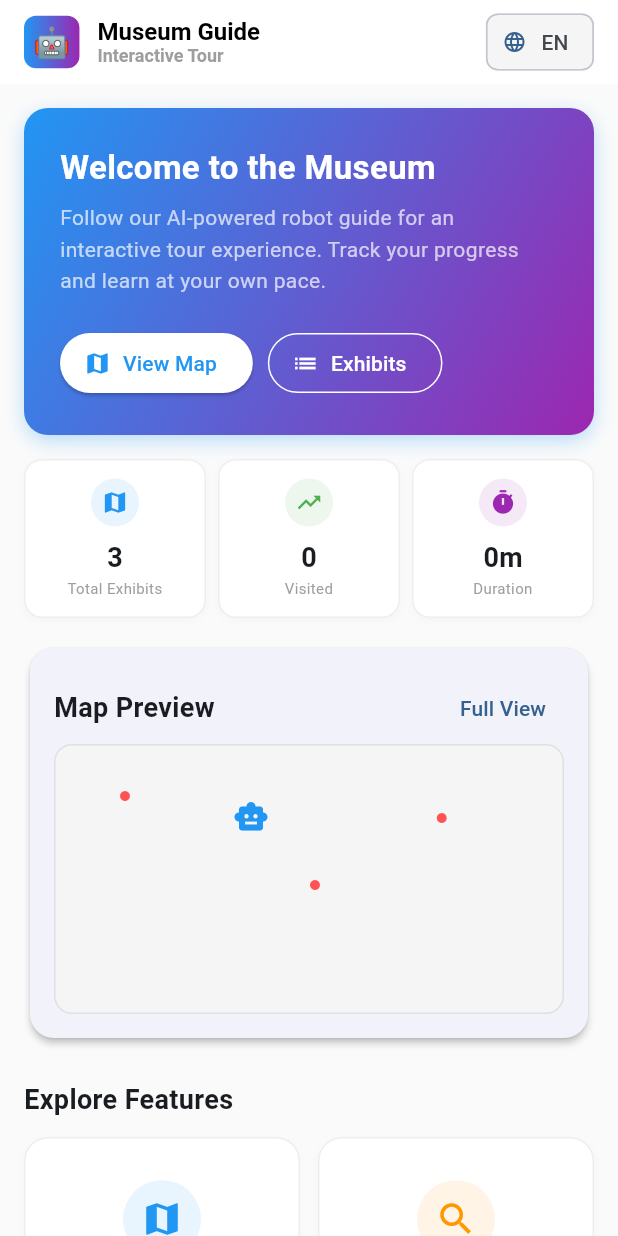
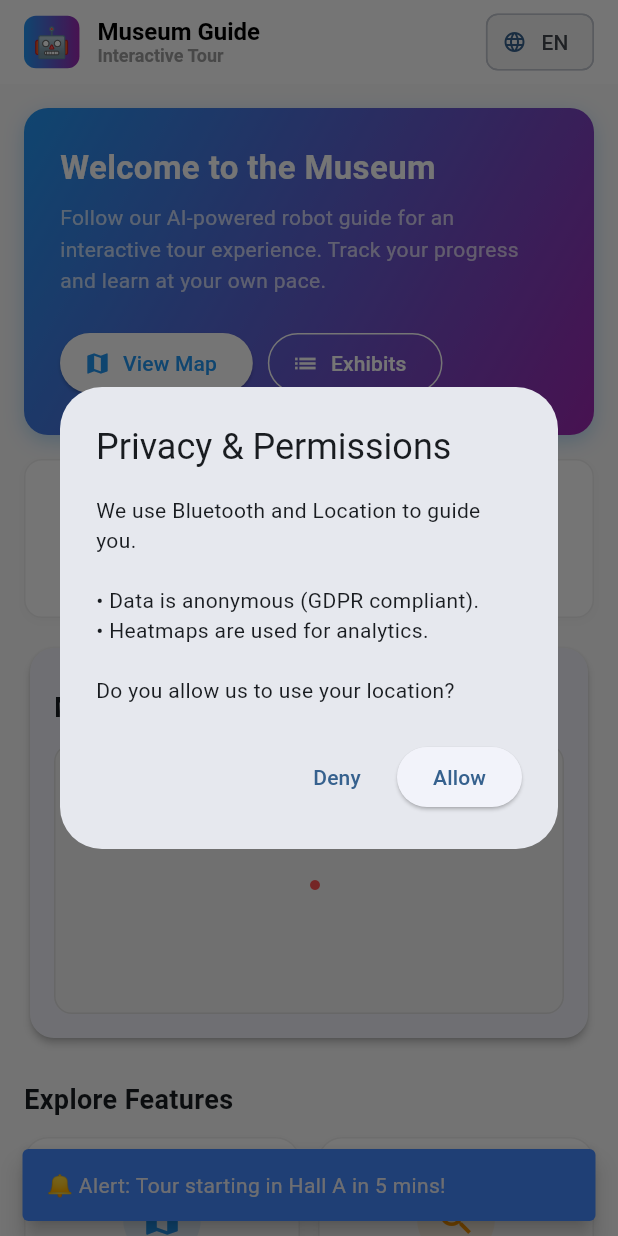
Before and after one commit to Farida-Waheed/museum_app, a Flutter app: the screen it shows after launch, on a phone screen of 412 x 824 dp. Run offline on Flutter 3.47's test engine with Material 3 defaults, Android fonts, the phone set to English and light mode, and no system bars; our stand-ins replace audioplayers.

Commit message:
final update today

```diff
--- a/lib/app/router.dart
+++ b/lib/app/router.dart
@@ -6,9 +6,11 @@ import '../screens/exhibits/exhibit_list.dart';
 import '../screens/exhibits/exhibit_details.dart';
 import '../screens/chat/chat_screen.dart';
 import '../screens/quiz/quiz_screen.dart';
+import '../screens/search/search_screen.dart'; // New
+import '../screens/tour/tour_progress.dart'; // New
+import '../screens/feedback/feedback_screen.dart'; // New
 
 class AppRoutes {
-  // Route Constants
   static const String home = '/';
   static const String map = '/map';
   static const String exhibits = '/exhibits';
@@ -16,8 +18,10 @@ class AppRoutes {
   static const String chat = '/chat';
   static const String quiz = '/quiz';
   static const String settings = '/settings';
+  static const String search = '/search'; // New
+  static const String progress = '/progress'; // New
+  static const String feedback = '/feedback'; // New
 
-  // Route Generator
   static Map<String, WidgetBuilder> getRoutes() {
     return {
       home: (context) => const HomeScreen(),
@@ -27,6 +31,9 @@ class AppRoutes {
       chat: (context) => const ChatScreen(),
       quiz: (context) => const QuizScreen(),
       settings: (context) => const AccessibilityScreen(),
+      search: (context) => const SearchScreen(), // New
+      progress: (context) => const TourProgressScreen(), // New
+      feedback: (context) => const FeedbackScreen(), // New
     };
   }
 }
--- a/lib/screens/home/home_screen.dart
+++ b/lib/screens/home/home_screen.dart
@@ -3,7 +3,7 @@ import 'package:flutter/material.dart';
 import 'package:provider/provider.dart';
 import '../../models/user_preferences.dart';
 import '../../models/exhibit.dart';
-import '../../core/services/mock_data.dart'; // To get exhibits data
+import '../../core/services/mock_data.dart';
 import '../../app/router.dart';
 
 class HomeScreen extends StatefulWidget {
@@ -29,7 +29,27 @@ class _HomeScreenState extends State<HomeScreen> {
     super.initState();
     exhibits = MockDataService.getAllExhibits();
 
-    // Start a fake timer to make the dashboard feel "Alive"
+    // --- 1. Privacy Check (Feature 52) ---
+    Future.delayed(Duration.zero, () {
+      if (mounted) {
+        _showPrivacyDialog();
+      }
+    });
+
+    // --- 2. Simulate Notification (Feature 28) ---
+    Future.delayed(const Duration(seconds: 5), () {
+      if (mounted) {
+        ScaffoldMessenger.of(context).showSnackBar(
+          const SnackBar(
+            content: Text("🔔 Alert: Tour starting in Hall A in 5 mins!"),
+            behavior: SnackBarBehavior.floating,
+            backgroundColor: Colors.blueAccent,
+          )
+        );
+      }
+    });
+
+    // --- 3. Dashboard Animation Timer ---
     _simTimer = Timer.periodic(const Duration(seconds: 3), (timer) {
       if (mounted) {
         setState(() {
@@ -47,6 +67,32 @@ class _HomeScreenState extends State<HomeScreen> {
   void dispose() {
     _simTimer?.cancel();
     super.dispose();
+  }
+
+  void _showPrivacyDialog() {
+    showDialog(
+      context: context,
+      barrierDismissible: false,
+      builder: (context) => AlertDialog(
+        title: const Text("Privacy & Permissions"),
+        content: const Text(
+          "We use Bluetooth and Location to guide you.\n\n"
+          "• Data is anonymous (GDPR compliant).\n"
+          "• Heatmaps are used for analytics.\n\n"
+          "Do you allow us to use your location?"
+        ),
+        actions: [
+          TextButton(
+            onPressed: () => Navigator.pop(context),
+            child: const Text("Deny")
+          ),
+          ElevatedButton(
+            onPressed: () => Navigator.pop(context),
+            child: const Text("Allow")
+          ),
+        ],
+      ),
+    );
   }
 
   @override
@@ -96,7 +142,7 @@ class _HomeScreenState extends State<HomeScreen> {
         child: Column(
           crossAxisAlignment: CrossAxisAlignment.start,
           children: [
-            // --- 1. Welcome Card ---
+            // --- Welcome Card ---
             Container(
               padding: const EdgeInsets.all(24),
               decoration: BoxDecoration(
@@ -151,7 +197,7 @@ class _HomeScreenState extends State<HomeScreen> {
 
             const SizedBox(height: 16),
 
-            // --- 2. Quick Stats ---
+            // --- Quick Stats ---
             Row(
               children: [
                 Expanded(child: _buildStatCard(Icons.map, "${exhibits.length}", isArabic ? "المعروضات" : "Total Exhibits", Colors.blue)),
@@ -164,7 +210,7 @@ class _HomeScreenState extends State<HomeScreen> {
 
             const SizedBox(height: 16),
 
-            // --- 3. Map Preview ---
+            // --- Map Preview ---
             Card(
               elevation: 2,
               shape: RoundedRectangleBorder(borderRadius: BorderRadius.circular(16)),
@@ -201,7 +247,7 @@ class _HomeScreenState extends State<HomeScreen> {
 
             const SizedBox(height: 24),
 
-            // --- 4. Navigation Grid ---
+            // --- Navigation Grid (Features) ---
             Text(
               isArabic ? "اكتشف الميزات" : "Explore Features",
               style: const TextStyle(fontSize: 18, fontWeight: FontWeight.bold),
@@ -216,9 +262,11 @@ class _HomeScreenState extends State<HomeScreen> {
               crossAxisSpacing: 12,
               children: [
                 _buildNavButton(context, AppRoutes.map, Icons.map, isArabic ? "الخريطة" : "Map", Colors.blue),
-                _buildNavButton(context, AppRoutes.exhibits, Icons.search, isArabic ? "بحث" : "Search", Colors.orange),
+                _buildNavButton(context, AppRoutes.search, Icons.search, isArabic ? "بحث" : "Search", Colors.orange),
                 _buildNavButton(context, AppRoutes.chat, Icons.chat, isArabic ? "المحادثة" : "Chat", Colors.green),
-                _buildNavButton(context, AppRoutes.quiz, Icons.school, isArabic ? "اختبار" : "Quiz", Colors.red), // Placeholder route
+                _buildNavButton(context, AppRoutes.quiz, Icons.school, isArabic ? "اختبار" : "Quiz", Colors.red),
+                _buildNavButton(context, AppRoutes.feedback, Icons.feedback, isArabic ? "رأيك" : "Feedback", Colors.purple),
+                _buildNavButton(context, AppRoutes.progress, Icons.trending_up, isArabic ? "التقدم" : "Progress", Colors.teal),
                 _buildNavButton(context, AppRoutes.settings, Icons.settings, isArabic ? "الإعدادات" : "Settings", Colors.grey),
               ],
             )
@@ -243,7 +291,8 @@ class _HomeScreenState extends State<HomeScreen> {
         children: [
           CircleAvatar(
             radius: 16,
-            backgroundColor: color.withOpacity(0.1),
+            // Updated for newer Flutter versions
+            backgroundColor: color.withValues(alpha: 0.1),
             child: Icon(icon, color: color, size: 18),
           ),
           const SizedBox(height: 8),
@@ -270,7 +319,8 @@ class _HomeScreenState extends State<HomeScreen> {
             Container(
               padding: const EdgeInsets.all(12),
               decoration: BoxDecoration(
-                color: color.withOpacity(0.1),
+                // Updated for newer Flutter versions
+                color: color.withValues(alpha: 0.1),
                 shape: BoxShape.circle,
               ),
               child: Icon(icon, color: color, size: 28),
@@ -290,7 +340,7 @@ class _HomeScreenState extends State<HomeScreen> {
           children: [
             // Exhibits Dots
             ...exhibits.map((e) {
-              double dx = (e.x / 400) * constraints.maxWidth; // Scale mock coords to fit box
+              double dx = (e.x / 400) * constraints.maxWidth;
               double dy = (e.y / 600) * constraints.maxHeight;
               return Positioned(
                 left: dx.clamp(0, constraints.maxWidth - 20),
```
Also changed, not shown: lib/core/services/notification_service.dart (added, +30 -0 lines), lib/screens/feedback/feedback_screen.dart (+77 -0 lines), lib/screens/search/search_screen.dart (added, +108 -0 lines), lib/screens/tour/tour_progress.dart (+74 -0 lines).
